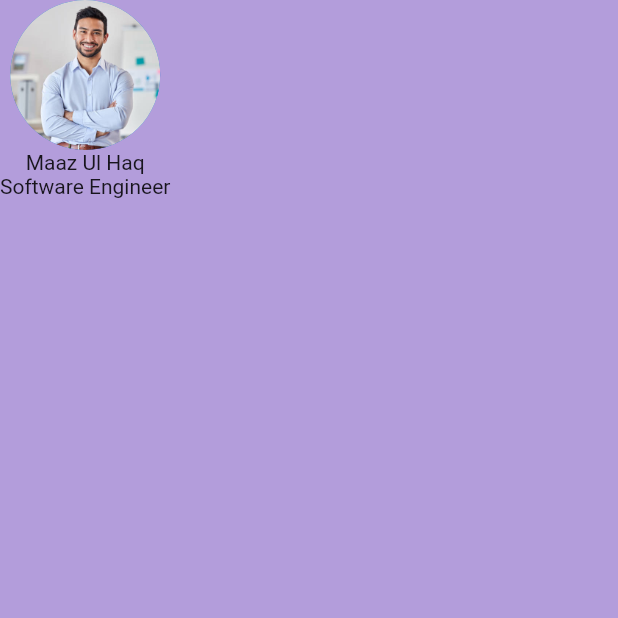
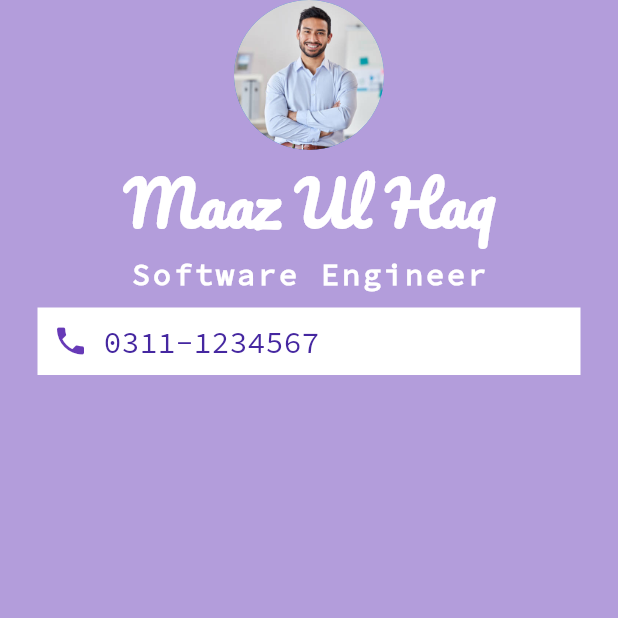
Before and after one commit to maazulhaq00/Flutter, a Flutter app: the screen it shows after launch, on a phone screen of 412 x 824 dp, the top half of it. Run offline on Flutter 3.47's test engine with Material 2 defaults, Android fonts, the phone set to English and light mode, and no system bars.

Commit message:
icons & text style

```diff
--- a/c4_business_card_app/lib/Screens/HomeScreen.dart
+++ b/c4_business_card_app/lib/Screens/HomeScreen.dart
@@ -15,8 +15,43 @@ class HomeScreen extends StatelessWidget {
             radius: 50,
             backgroundImage: AssetImage('images/profile.jpg'),
           ),
-          Text("Maaz Ul Haq"),
-          Text("Software Engineer")
+          Text(
+            "Maaz Ul Haq",
+            style: TextStyle(
+                color: Colors.white,
+                fontSize: 40.0,
+                fontWeight: FontWeight.bold,
+                fontFamily: 'Pacifico'),
+          ),
+          Text(
+            "Software Engineer",
+            style: TextStyle(
+                color: Colors.white,
+                fontSize: 20,
+                letterSpacing: 2,
+                fontWeight: FontWeight.bold,
+                fontFamily: 'Source Code Pro'),
+          ),
+          Container(
+            padding: EdgeInsets.all(10),
+            margin: EdgeInsets.symmetric(vertical: 10, horizontal: 25),
+            color: Colors.white,
+            child: Row(children: [
+              Icon(
+                Icons.phone,
+                color: Colors.deepPurple.shade500,
+              ),
+              SizedBox(width: 10.0,),
+              Text(
+                '0311-1234567',
+                style: TextStyle(
+                  color: Colors.deepPurple.shade800,
+                  fontSize: 20,
+                  fontFamily: 'Source Code Pro',
+                ),
+              )
+            ]),
+          )
         ],
       ),
     );
```
Also changed, not shown: c4_business_card_app/pubspec.yaml (+8 -12 lines), c4_business_card_app/fonts/Pacifico-Regular.ttf (added), c4_business_card_app/fonts/SourceCodePro-Regular.ttf (added).
